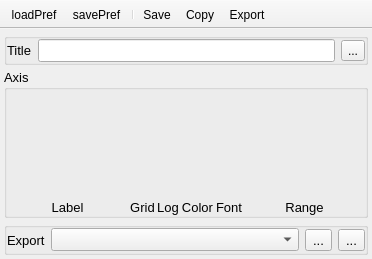
Old version of the form UIs/nCustomPlot.ui in the repository NeutrinoToolkit/Neutrino.
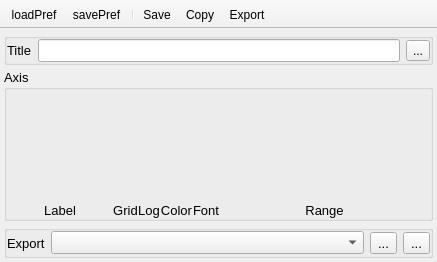
New version of the form. Icons and pictures are not drawn.

Commit message: nCustomplot better UI

Patch:
```diff
--- a/UIs/nCustomPlot.ui
+++ b/UIs/nCustomPlot.ui
@@ -6,8 +6,8 @@
    <rect>
     <x>0</x>
     <y>0</y>
-    <width>372</width>
-    <height>259</height>
+    <width>437</width>
+    <height>262</height>
    </rect>
   </property>
   <property name="windowTitle">
@@ -113,10 +113,7 @@
         <number>0</number>
        </property>
        <item row="0" column="0">
-        <layout class="QGridLayout" name="labels_layout" columnstretch="1,0,0,0,0,1">
-         <property name="horizontalSpacing">
-          <number>2</number>
-         </property>
+        <layout class="QGridLayout" name="labels_layout" columnstretch="1,0,0,0,0,2">
          <property name="verticalSpacing">
           <number>0</number>
          </property>
```
The commit also changes 1 other file.
